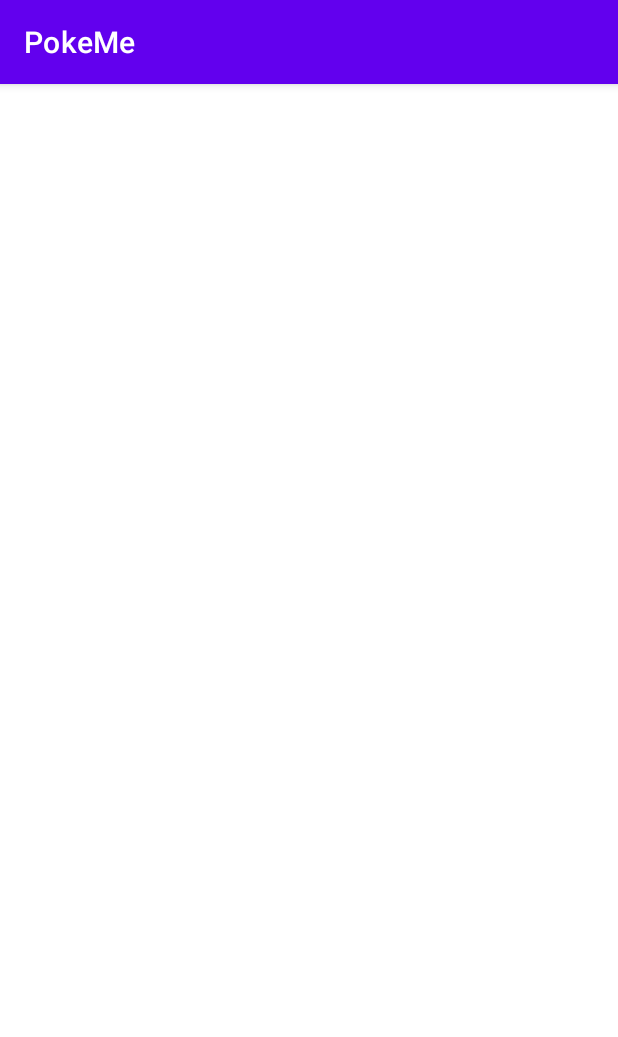
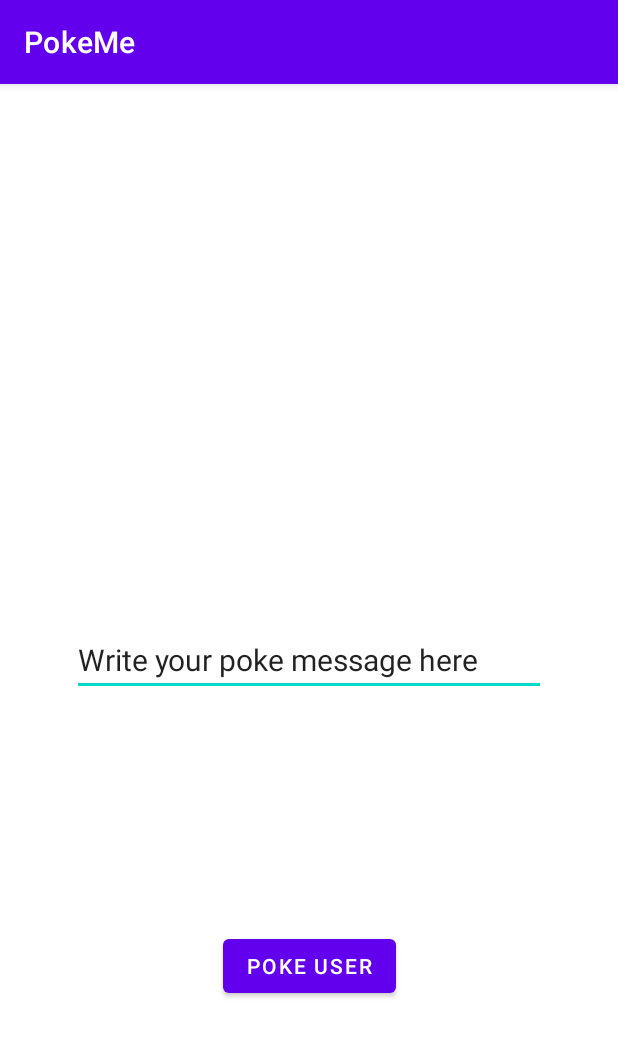
Before and after one commit to ysur67/poke-me, an Android app: the screen it shows after launch (MainActivity), on a phone screen of 412 x 824 dp. Shown: the top 1037 px of the screen. Run offline under Robolectric (Android 15) with nearby library versions, the phone set to English and light mode, and no system bars.

Commit message:
feat: add poke

```diff
--- a/app/src/main/java/com/example/pokeme/MainActivity.kt
+++ b/app/src/main/java/com/example/pokeme/MainActivity.kt
@@ -2,10 +2,35 @@ package com.example.pokeme
 
 import androidx.appcompat.app.AppCompatActivity
 import android.os.Bundle
+import androidx.activity.viewModels
+import com.example.pokeme.data.models.Account
+import com.example.pokeme.data.models.Message
+import com.example.pokeme.databinding.ActivityMainBinding
+import com.example.pokeme.domain.MessageViewModel
 
 class MainActivity : AppCompatActivity() {
+    private lateinit var binding: ActivityMainBinding
+    private val messageViewModel: MessageViewModel by viewModels()
+
     override fun onCreate(savedInstanceState: Bundle?) {
         super.onCreate(savedInstanceState)
-        setContentView(R.layout.activity_main)
+        binding = ActivityMainBinding.inflate(layoutInflater)
+        val view = binding.root
+        setContentView(view)
+
+        messageViewModel.isSending.observe(this, { value: Boolean ->
+            if (value) {
+                runOnUiThread{ binding.sendMessageButton.isEnabled = false }
+            } else {
+                runOnUiThread{ binding.sendMessageButton.isEnabled = true }
+            }
+        })
+
+        binding.sendMessageButton.setOnClickListener{
+            val account = Account("Vasya", 1)
+            val messageText = binding.editMessageText.text.toString()
+            val message = Message(messageText, account)
+            messageViewModel.sendMessage(message, account)
+        }
     }
 }
--- /dev/null
+++ b/app/src/main/java/com/example/pokeme/data/models/Account.kt
@@ -0,0 +1,3 @@
+package com.example.pokeme.data.models
+
+data class Account(val name: String, val id: Int)
--- /dev/null
+++ b/app/src/main/java/com/example/pokeme/data/models/Message.kt
@@ -0,0 +1,3 @@
+package com.example.pokeme.data.models
+
+data class Message(val title: String, val sender: Account)
--- /dev/null
+++ b/app/src/main/java/com/example/pokeme/domain/MessageViewModel.kt
@@ -0,0 +1,28 @@
+package com.example.pokeme.domain
+
+import androidx.lifecycle.LiveData
+import androidx.lifecycle.MutableLiveData
+import androidx.lifecycle.ViewModel
+import com.example.pokeme.data.models.Account
+import com.example.pokeme.data.models.Message
+import com.example.pokeme.repository.MessagesRepository
+import com.example.pokeme.repository.OnDataReadyCallback
+
+
+class MessageViewModel : ViewModel() {
+    private val messageRepo: MessagesRepository = MessagesRepository.instance
+    private val _isSending: MutableLiveData<Boolean> = MutableLiveData(false)
+
+    val isSending: LiveData<Boolean>
+        get() = _isSending
+
+    fun sendMessage(content: Message, user: Account) {
+        _isSending.postValue(true)
+        val callback = object : OnDataReadyCallback{
+            override fun onDataReady() {
+                _isSending.postValue(false)
+            }
+        }
+        messageRepo.send(user.id, content, callback)
+    }
+}
--- /dev/null
+++ b/app/src/main/java/com/example/pokeme/repository/MessagesRepository.kt
@@ -0,0 +1,25 @@
+package com.example.pokeme.repository
+
+import android.util.Log
+import com.example.pokeme.data.models.Message
+import kotlinx.coroutines.*
+
+
+class MessagesRepository {
+    companion object {
+        val instance: MessagesRepository = MessagesRepository()
+        private const val DEBUG_CODE = "MSG_REPO"
+    }
+
+    fun send(userId: Int, message: Message, callback: OnDataReadyCallback) {
+        GlobalScope.launch {
+            delay(2000L)
+            Log.w(DEBUG_CODE, "Отправлено сообщение пользователю $userId")
+            callback.onDataReady()
+        }
+    }
+}
+
+interface OnDataReadyCallback {
+    fun onDataReady()
+}
--- a/app/src/main/res/layout/activity_main.xml
+++ b/app/src/main/res/layout/activity_main.xml
@@ -4,4 +4,28 @@
     xmlns:tools="http://schemas.android.com/tools"
     android:layout_width="match_parent"
     android:layout_height="match_parent"
-    tools:context=".MainActivity"/>
+    tools:context=".MainActivity">
+
+    <EditText
+        android:id="@+id/editMessageText"
+        android:layout_width="316dp"
+        android:layout_height="wrap_content"
+        android:ems="10"
+        android:inputType="textPersonName"
+        android:text="@string/poke_placeholder"
+        android:textSize="20sp"
+        app:layout_constraintBottom_toBottomOf="parent"
+        app:layout_constraintEnd_toEndOf="parent"
+        app:layout_constraintStart_toStartOf="parent"
+        app:layout_constraintTop_toTopOf="parent" />
+
+    <Button
+        android:id="@+id/sendMessageButton"
+        android:layout_width="wrap_content"
+        android:layout_height="wrap_content"
+        android:text="@string/poke_user_button_text"
+        app:layout_constraintBottom_toBottomOf="parent"
+        app:layout_constraintEnd_toEndOf="parent"
+        app:layout_constraintStart_toStartOf="parent"
+        app:layout_constraintTop_toBottomOf="@+id/editMessageText" />
+</androidx.constraintlayout.widget.ConstraintLayout>
--- a/app/src/main/res/values/strings.xml
+++ b/app/src/main/res/values/strings.xml
@@ -1,3 +1,5 @@
 <resources>
     <string name="app_name">PokeMe</string>
+    <string name="poke_placeholder">Write your poke message here</string>
+    <string name="poke_user_button_text">Poke user</string>
 </resources>
```
Also changed, not shown: app/build.gradle (+6 -1 lines), app/src/main/java/com/example/pokeme/utils/activity/Extensions.kt (added, +8 -0 lines).
